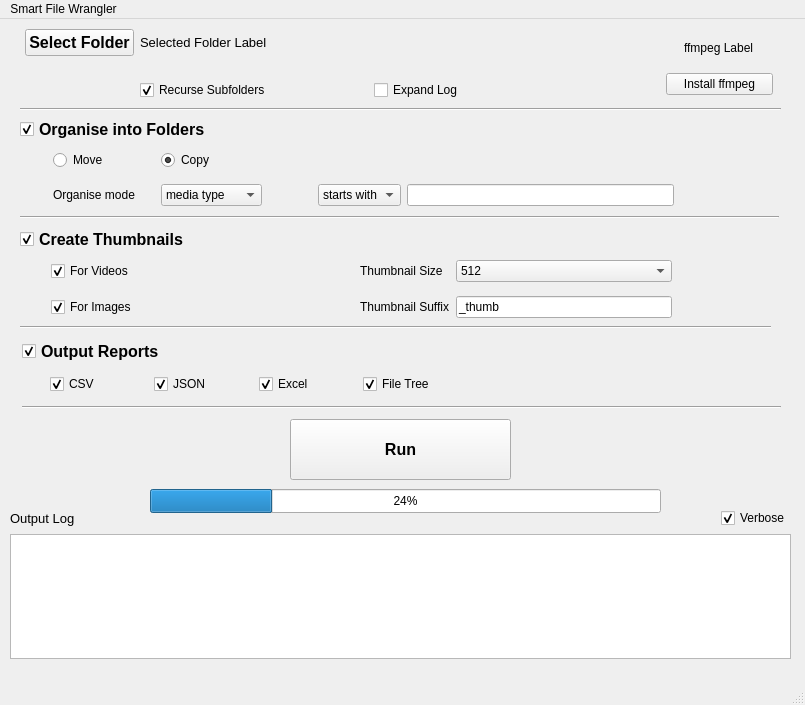
Before: the Qt Designer form src/smart_file_wrangler/main_window.ui in ggvfx/smart-file-wrangler, drawn with Qt 5.
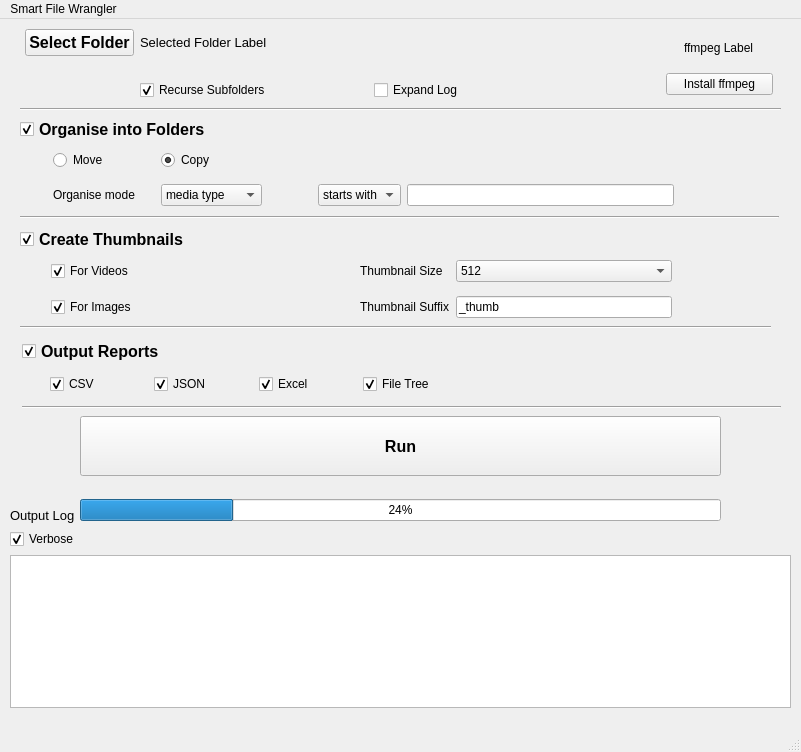
After: the same form once the commit is applied.

What changed in the file:
```diff
--- a/src/smart_file_wrangler/main_window.ui
+++ b/src/smart_file_wrangler/main_window.ui
@@ -6,8 +6,8 @@
    <rect>
     <x>0</x>
     <y>0</y>
-    <width>805</width>
-    <height>705</height>
+    <width>801</width>
+    <height>752</height>
    </rect>
   </property>
   <property name="windowTitle">
@@ -20,7 +20,7 @@
       <x>10</x>
       <y>489</y>
       <width>781</width>
-      <height>151</height>
+      <height>200</height>
      </rect>
     </property>
     <property name="minimumSize">
@@ -32,12 +32,18 @@
     <property name="maximumSize">
      <size>
       <width>16777215</width>
-      <height>200</height>
+      <height>400</height>
      </size>
     </property>
-    <layout class="QGridLayout" name="gridLayout_7">
-     <item row="0" column="0">
+    <layout class="QVBoxLayout" name="verticalLayout_2">
+     <item>
       <widget class="QLabel" name="log_label">
+       <property name="sizePolicy">
+        <sizepolicy hsizetype="Preferred" vsizetype="Preferred">
+         <horstretch>0</horstretch>
+         <verstretch>0</verstretch>
+        </sizepolicy>
+       </property>
        <property name="font">
         <font>
          <pointsize>10</pointsize>
@@ -49,8 +55,14 @@
        </property>
       </widget>
      </item>
-     <item row="0" column="1" alignment="Qt::AlignmentFlag::AlignRight">
+     <item>
       <widget class="QCheckBox" name="log_verbose_check">
+       <property name="sizePolicy">
+        <sizepolicy hsizetype="Minimum" vsizetype="Preferred">
+         <horstretch>0</horstretch>
+         <verstretch>0</verstretch>
+        </sizepolicy>
+       </property>
        <property name="toolTip">
         <string>&lt;html&gt;&lt;head/&gt;&lt;body&gt;&lt;p&gt;verbose log output&lt;/p&gt;&lt;/body&gt;&lt;/html&gt;</string>
        </property>
@@ -62,8 +74,14 @@
        </property>
       </widget>
      </item>
-     <item row="2" column="0" colspan="2">
+     <item>
       <widget class="QTextEdit" name="log_box">
+       <property name="sizePolicy">
+        <sizepolicy hsizetype="Expanding" vsizetype="Preferred">
+         <horstretch>0</horstretch>
+         <verstretch>0</verstretch>
+        </sizepolicy>
+       </property>
        <property name="readOnly">
         <bool>true</bool>
        </property>
@@ -77,17 +95,17 @@
       <x>80</x>
       <y>380</y>
       <width>641</width>
-      <height>121</height>
+      <height>141</height>
      </rect>
     </property>
+    <layout class="QVBoxLayout" name="verticalLayout_3">
+     <item>
     <widget class="QPushButton" name="run_btn">
-     <property name="geometry">
-      <rect>
-       <x>210</x>
-       <y>20</y>
-       <width>221</width>
-       <height>61</height>
-      </rect>
+       <property name="minimumSize">
+        <size>
+         <width>0</width>
+         <height>60</height>
+        </size>
      </property>
      <property name="font">
       <font>
@@ -102,19 +120,15 @@
       <string>Run</string>
      </property>
     </widget>
+     </item>
+     <item>
     <widget class="QProgressBar" name="progressBar">
-     <property name="geometry">
-      <rect>
-       <x>70</x>
-       <y>90</y>
-       <width>511</width>
-       <height>24</height>
-      </rect>
-     </property>
      <property name="value">
       <number>24</number>
      </property>
     </widget>
+     </item>
+    </layout>
    </widget>
    <widget class="QWidget" name="reports_widget" native="true">
     <property name="geometry">
@@ -773,7 +787,7 @@
     <rect>
      <x>0</x>
      <y>0</y>
-     <width>805</width>
+     <width>801</width>
      <height>33</height>
     </rect>
    </property>
```
Lines whose indentation alone changed are shown as unchanged.
